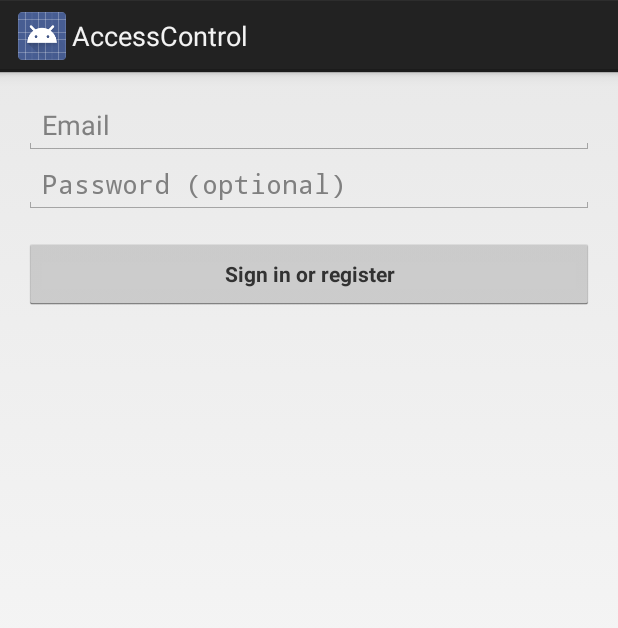
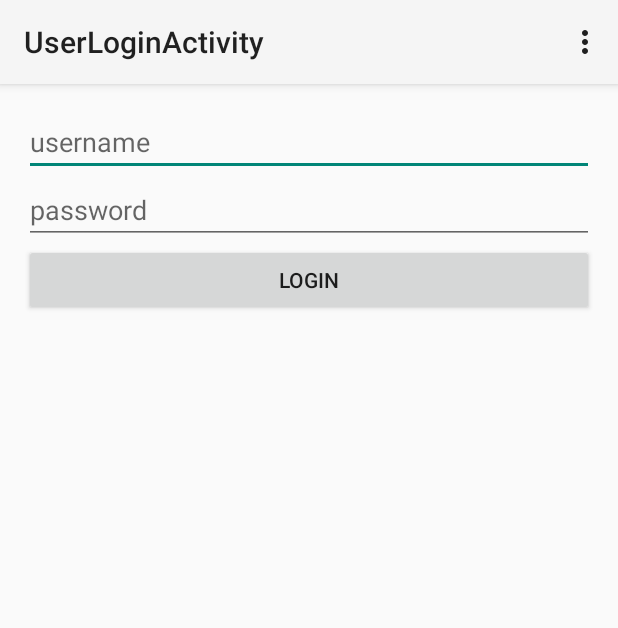
Before and after one commit to JSeptienR/AccessControl, an Android app: the screen it shows after launch (LoginActivity before the commit, UserLoginActivity after it), on a phone screen of 412 x 824 dp. Shown: the top 628 px of the screen. Run offline under Robolectric (Android 15) with nearby library versions, the phone set to English and light mode, and no system bars.

Commit message:
Modified login and manifest files.

```diff
--- a/app/src/main/java/com/access/accesscontrol/AccessKeyListActivity.java
+++ b/app/src/main/java/com/access/accesscontrol/AccessKeyListActivity.java
@@ -3,6 +3,7 @@ package com.access.accesscontrol;
 import android.content.Context;
 import android.support.v7.app.ActionBarActivity;
 import android.os.Bundle;
+import android.util.Log;
 import android.view.Menu;
 import android.view.MenuItem;
 import android.widget.ArrayAdapter;
@@ -25,13 +26,14 @@ public class AccessKeyListActivity extends ActionBarActivity {
         mListView = (ListView) findViewById(R.id.listView);
 
         String[] keys = new String[] { "Main Entrance", "Conference Room", "Storage Room", "Laboratory 1" };
-
+        Log.d("List", "Generating list");
         final ArrayList<String> keyList = new ArrayList<String>();
         for (int i = 0; i < keys.length; i++) {
             keyList.add(keys[i]);
         }
-
+        Log.d("List", "adapter");
         final StableArrayAdapter listAdapter = new StableArrayAdapter(this, android.R.layout.simple_list_item_1, keyList);
+        mListView.setAdapter(listAdapter);
     }
 
 
--- /dev/null
+++ b/app/src/main/res/layout/activity_user_login.xml
@@ -0,0 +1,37 @@
+<RelativeLayout xmlns:android="http://schemas.android.com/apk/res/android"
+    xmlns:tools="http://schemas.android.com/tools" android:layout_width="match_parent"
+    android:layout_height="match_parent" android:paddingLeft="@dimen/activity_horizontal_margin"
+    android:paddingRight="@dimen/activity_horizontal_margin"
+    android:paddingTop="@dimen/activity_vertical_margin"
+    android:paddingBottom="@dimen/activity_vertical_margin"
+    tools:context="com.access.accesscontrol.UserLoginActivity">
+
+    <LinearLayout
+        android:orientation="vertical"
+        android:layout_width="fill_parent"
+        android:layout_height="fill_parent">
+
+        <EditText
+            android:layout_width="match_parent"
+            android:layout_height="wrap_content"
+            android:id="@+id/username"
+            android:hint="username" />
+
+        <EditText
+            android:layout_width="match_parent"
+            android:layout_height="wrap_content"
+            android:inputType="textPassword"
+            android:ems="10"
+            android:hint="password"
+            android:id="@+id/password" />
+
+        <Button
+            android:layout_width="match_parent"
+            android:layout_height="wrap_content"
+            android:text="Login"
+            android:id="@+id/loginButton"
+            android:layout_centerVertical="true"
+            android:layout_centerHorizontal="true" />
+    </LinearLayout>
+
+</RelativeLayout>
--- /dev/null
+++ b/app/src/main/res/menu/menu_user_login.xml
@@ -0,0 +1,7 @@
+<menu xmlns:android="http://schemas.android.com/apk/res/android"
+    xmlns:app="http://schemas.android.com/apk/res-auto"
+    xmlns:tools="http://schemas.android.com/tools"
+    tools:context="com.access.accesscontrol.UserLoginActivity">
+    <item android:id="@+id/action_settings" android:title="@string/action_settings"
+        android:orderInCategory="100" app:showAsAction="never" />
+</menu>
--- a/app/src/main/res/values/strings.xml
+++ b/app/src/main/res/values/strings.xml
@@ -5,4 +5,5 @@
     <string name="hello_world">Hello world!</string>
     <string name="action_settings">Settings</string>
     <string name="title_activity_access_key_list">AccessKeyListActivity</string>
+    <string name="title_activity_user_login">UserLoginActivity</string>
 </resources>
```
Also changed, not shown: app/src/main/AndroidManifest.xml (+10 -7 lines), app/src/main/java/com/access/accesscontrol/HttpServiceHandler.java (added, +65 -0 lines), app/src/main/java/com/access/accesscontrol/UserLoginActivity.java (added, +186 -0 lines), 1 other file.
